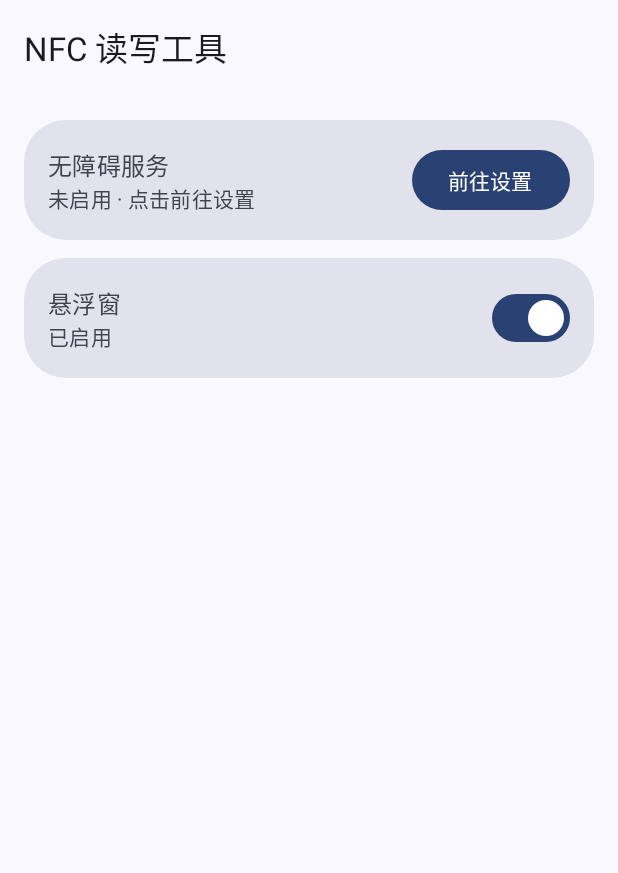
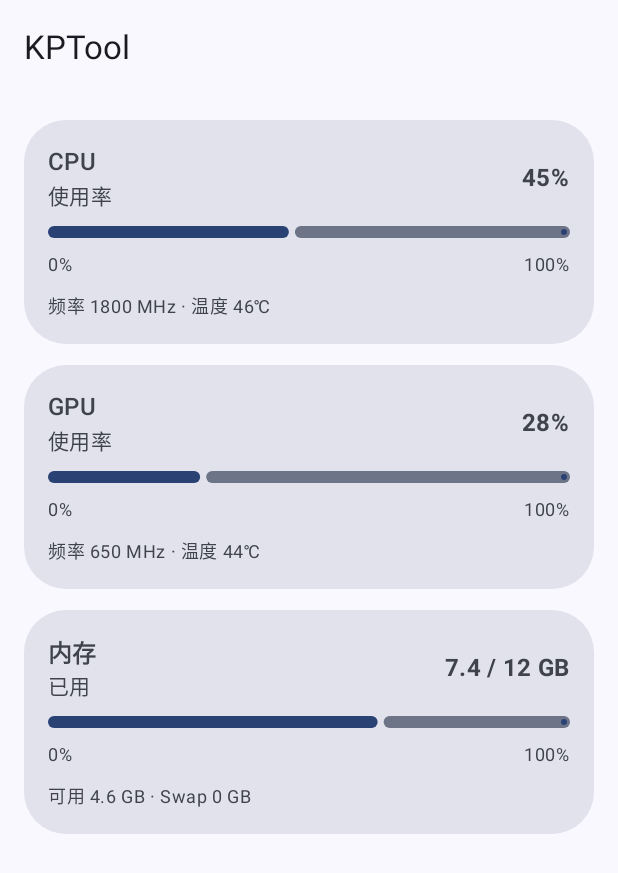
Before and after one commit to kgyyds/nfcrw_Next, an Android app built with Jetpack Compose: the screen it shows after launch (MainActivity), on a phone screen of 412 x 824 dp. Shown: the top 873 px of the screen. Run offline under Robolectric (Android 15) with nearby library versions, the phone set to English and light mode, and no system bars.

Commit message:
完全重构想你

```diff
--- a/app/src/main/java/com/kgapp/kptool/MainActivity.kt
+++ b/app/src/main/java/com/kgapp/kptool/MainActivity.kt
@@ -1,4 +1,5 @@
 @file:OptIn(ExperimentalMaterial3Api::class)
+
 package com.kgapp.kptool
 
 import android.os.Bundle
@@ -10,110 +11,158 @@ import androidx.compose.material3.*
 import androidx.compose.runtime.*
 import androidx.compose.ui.Alignment
 import androidx.compose.ui.Modifier
+import androidx.compose.ui.platform.LocalContext
+import androidx.compose.ui.text.font.FontWeight
 import androidx.compose.ui.unit.dp
-import androidx.compose.ui.platform.LocalContext
+import kotlin.math.roundToInt
 
 class MainActivity : ComponentActivity() {
+
     override fun onCreate(savedInstanceState: Bundle?) {
         super.onCreate(savedInstanceState)
-        setContent { // ← 删掉多余的 @Composable 注解
+
+        setContent {
+
+            val context = LocalContext.current
             val darkTheme = isSystemInDarkTheme()
-            val colors = if (darkTheme) {
-                dynamicDarkColorScheme(LocalContext.current)
+
+            val colorScheme = if (darkTheme) {
+                dynamicDarkColorScheme(context)
             } else {
-                dynamicLightColorScheme(LocalContext.current)
+                dynamicLightColorScheme(context)
             }
 
             MaterialTheme(
-                colorScheme = colors,
-                typography = MaterialTheme.typography // ← 直接用 MaterialTheme.typography，无需额外 import
+                colorScheme = colorScheme,
+                typography = MaterialTheme.typography
             ) {
                 Scaffold(
                     topBar = {
                         TopAppBar(
-                            title = { Text("NFC 读写工具") }
+                            title = { Text("KPTool") }
                         )
                     }
                 ) { innerPadding ->
-                    Surface(
+
+                    Column(
                         modifier = Modifier
                             .fillMaxSize()
-                            .padding(innerPadding),
-                        color = MaterialTheme.colorScheme.background
+                            .padding(innerPadding)
+                            .padding(16.dp),
+                        verticalArrangement = Arrangement.spacedBy(14.dp)
                     ) {
-                        Column(
-                            modifier = Modifier
-                                .padding(16.dp),
-                            verticalArrangement = Arrangement.spacedBy(12.dp)
-                        ) {
-                            // ===== 卡片 1 =====
-                            Card(
-                                shape = MaterialTheme.shapes.extraLarge,
-                                colors = CardDefaults.cardColors(
-                                    containerColor = MaterialTheme.colorScheme.surfaceVariant
-                                )
-                            ) {
-                                Row(
-                                    modifier = Modifier
-                                        .fillMaxWidth()
-                                        .padding(16.dp),
-                                    verticalAlignment = Alignment.CenterVertically
-                                ) {
-                                    Column(
-                                        modifier = Modifier.weight(1f)
-                                    ) {
-                                        Text(
-                                            text = "无障碍服务",
-                                            style = MaterialTheme.typography.titleMedium
-                                        )
-                                        Text(
-                                            text = "未启用 · 点击前往设置",
-                                            style = MaterialTheme.typography.bodyMedium
-                                        )
-                                    }
-                                    Button(onClick = { /* TODO: 跳转设置 */ }) {
-                                        Text("前往设置")
-                                    }
-                                }
-                            }
 
-                            // ===== 卡片 2 =====
-                            var enabled by remember { mutableStateOf(true) }
+                        // ===== CPU 卡片 =====
+                        StatCard(
+                            title = "CPU",
+                            subtitle = "使用率",
+                            progress = 0.45f,
+                            valueText = "45%",
+                            extraInfo = "频率 1800 MHz · 温度 46℃"
+                        )
 
-                            Card(
-                                shape = MaterialTheme.shapes.extraLarge,
-                                colors = CardDefaults.cardColors(
-                                    containerColor = MaterialTheme.colorScheme.surfaceVariant
-                                )
-                            ) {
-                                Row(
-                                    modifier = Modifier
-                                        .fillMaxWidth()
-                                        .padding(16.dp),
-                                    verticalAlignment = Alignment.CenterVertically
-                                ) {
-                                    Column(
-                                        modifier = Modifier.weight(1f)
-                                    ) {
-                                        Text(
-                                            text = "悬浮窗",
-                                            style = MaterialTheme.typography.titleMedium
-                                        )
-                                        Text(
-                                            text = if (enabled) "已启用" else "已关闭",
-                                            style = MaterialTheme.typography.bodyMedium
-                                        )
-                                    }
-                                    Switch(
-                                        checked = enabled,
-                                        onCheckedChange = { enabled = it }
-                                    )
-                                }
-                            }
-                        }
+                        // ===== GPU 卡片 =====
+                        StatCard(
+                            title = "GPU",
+                            subtitle = "使用率",
+                            progress = 0.28f,
+                            valueText = "28%",
+                            extraInfo = "频率 650 MHz · 温度 44℃"
+                        )
+
+                        // ===== 内存 卡片 =====
+                        StatCard(
+                            title = "内存",
+                            subtitle = "已用",
+                            progress = 0.62f,
+                            valueText = "7.4 / 12 GB",
+                            extraInfo = "可用 4.6 GB · Swap 0 GB"
+                        )
                     }
                 }
             }
         }
     }
 }
+
+@Composable
+private fun StatCard(
+    title: String,
+    subtitle: String,
+    progress: Float,          // 0f..1f
+    valueText: String,
+    extraInfo: String
+) {
+    Card(
+        modifier = Modifier.fillMaxWidth(),
+        shape = MaterialTheme.shapes.extraLarge,
+        colors = CardDefaults.cardColors(
+            containerColor = MaterialTheme.colorScheme.surfaceVariant
+        )
+    ) {
+        Column(
+            modifier = Modifier
+                .fillMaxWidth()
+                .padding(16.dp),
+            verticalArrangement = Arrangement.spacedBy(10.dp)
+        ) {
+
+            // 标题 + 数值
+            Row(
+                modifier = Modifier.fillMaxWidth(),
+                verticalAlignment = Alignment.CenterVertically
+            ) {
+                Column(modifier = Modifier.weight(1f)) {
+                    Text(
+                        text = title,
+                        style = MaterialTheme.typography.titleMedium,
+                        fontWeight = FontWeight.SemiBold
+                    )
+                    Text(
+                        text = subtitle,
+                        style = MaterialTheme.typography.bodyMedium,
+                        color = MaterialTheme.colorScheme.onSurfaceVariant
+                    )
+                }
+
+                Text(
+                    text = valueText,
+                    style = MaterialTheme.typography.titleMedium,
+                    fontWeight = FontWeight.Bold
+                )
+            }
+
+            // 进度条
+            LinearProgressIndicator(
+                progress = { progress.coerceIn(0f, 1f) },
+                modifier = Modifier
+                    .fillMaxWidth()
+                    .height(8.dp)
+            )
+
+            // 0% - 100%
+            Row(
+                modifier = Modifier.fillMaxWidth(),
+                horizontalArrangement = Arrangement.SpaceBetween
+            ) {
+                Text(
+                    text = "0%",
+                    style = MaterialTheme.typography.bodySmall,
+                    color = MaterialTheme.colorScheme.onSurfaceVariant
+                )
+                Text(
+                    text = "100%",
+                    style = MaterialTheme.typography.bodySmall,
+                    color = MaterialTheme.colorScheme.onSurfaceVariant
+                )
+            }
+
+            // 附加信息
+            Text(
+                text = extraInfo,
+                style = MaterialTheme.typography.bodySmall,
+                color = MaterialTheme.colorScheme.onSurfaceVariant
+            )
+        }
+    }
+}
```
